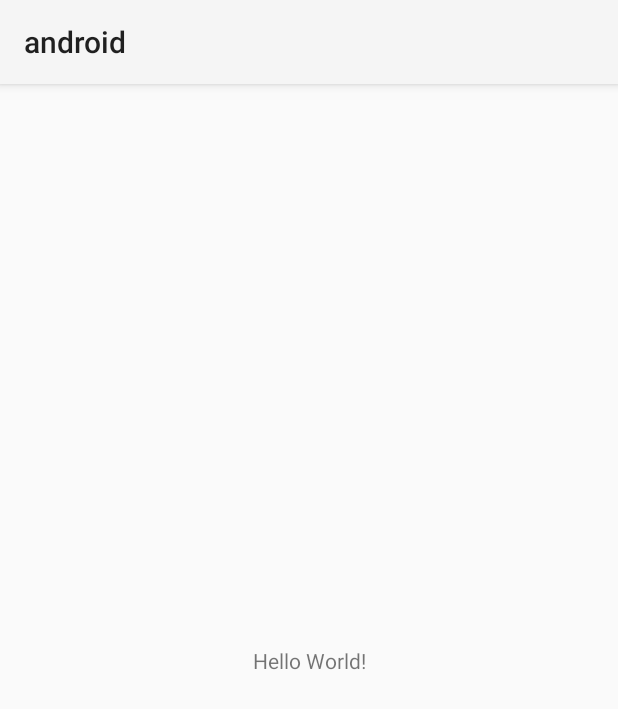
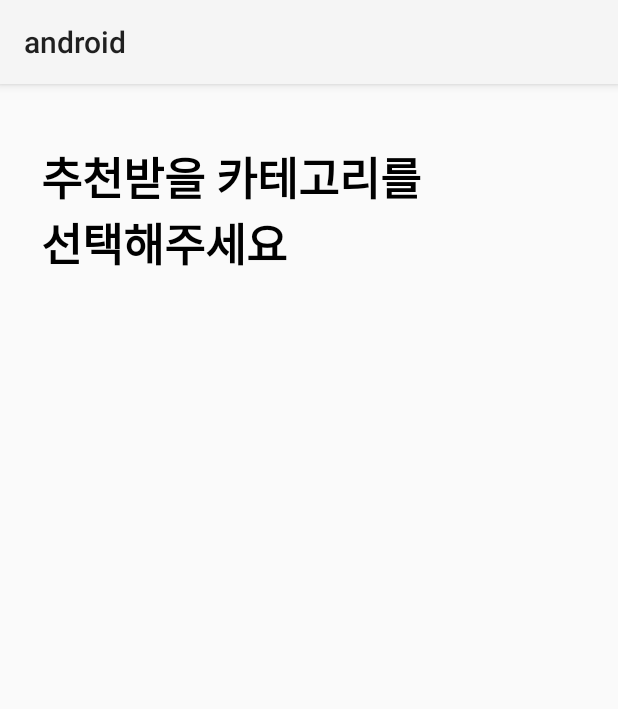
Before and after one commit to ChannelTalk-team8/android, an Android app: the screen it shows after launch (MainActivity), on a phone screen of 412 x 824 dp. Shown: the top 709 px of the screen. Run offline under Robolectric (Android 15) with nearby library versions, the phone set to English and light mode, and no system bars.

Commit message:
My First Branch Push

```diff
--- a/app/src/main/java/com/example/android/MainActivity.java
+++ b/app/src/main/java/com/example/android/MainActivity.java
@@ -2,6 +2,7 @@ package com.example.android;
 
 import androidx.appcompat.app.AppCompatActivity;
 
+import android.content.Intent;
 import android.os.Bundle;
 
 public class MainActivity extends AppCompatActivity {
@@ -11,4 +12,9 @@ public class MainActivity extends AppCompatActivity {
         super.onCreate(savedInstanceState);
         setContentView(R.layout.activity_main);
     }
+
+    void startNext(){
+        Intent intent = new Intent(MainActivity.this,RequestActivity.class);
+        startActivity(intent);
+    }
 }
--- /dev/null
+++ b/app/src/main/res/drawable/ic_baseline_arrow_drop_down_24.xml
@@ -0,0 +1,5 @@
+<vector android:height="24dp" android:tint="#000000"
+    android:viewportHeight="24" android:viewportWidth="24"
+    android:width="24dp" xmlns:android="http://schemas.android.com/apk/res/android">
+    <path android:fillColor="@android:color/white" android:pathData="M7,10l5,5 5,-5z"/>
+</vector>
--- /dev/null
+++ b/app/src/main/res/drawable/ic_baseline_arrow_drop_up_24.xml
@@ -0,0 +1,5 @@
+<vector android:height="24dp" android:tint="#000000"
+    android:viewportHeight="24" android:viewportWidth="24"
+    android:width="24dp" xmlns:android="http://schemas.android.com/apk/res/android">
+    <path android:fillColor="@android:color/white" android:pathData="M7,14l5,-5 5,5z"/>
+</vector>
--- a/app/src/main/res/layout/activity_main.xml
+++ b/app/src/main/res/layout/activity_main.xml
@@ -1,5 +1,5 @@
 <?xml version="1.0" encoding="utf-8"?>
-<androidx.constraintlayout.widget.ConstraintLayout xmlns:android="http://schemas.android.com/apk/res/android"
+<RelativeLayout xmlns:android="http://schemas.android.com/apk/res/android"
     xmlns:app="http://schemas.android.com/apk/res-auto"
     xmlns:tools="http://schemas.android.com/tools"
     android:layout_width="match_parent"
@@ -9,10 +9,13 @@
     <TextView
         android:layout_width="wrap_content"
         android:layout_height="wrap_content"
-        android:text="Hello World!"
-        app:layout_constraintBottom_toBottomOf="parent"
-        app:layout_constraintEnd_toEndOf="parent"
-        app:layout_constraintStart_toStartOf="parent"
-        app:layout_constraintTop_toTopOf="parent" />
+        android:layout_marginLeft="27dp"
+        android:layout_marginTop="40dp"
+        android:text="추천받을 카테고리를\n선택해주세요"
+        android:textColor="#000000"
+        android:textSize="30dp"
+        android:textStyle="bold" />
 
-</androidx.constraintlayout.widget.ConstraintLayout>
+
+
+</RelativeLayout>
```
Also changed, not shown: app/src/main/AndroidManifest.xml (+7 -0 lines), app/src/main/java/com/example/android/RequestActivity.java (added, +14 -0 lines), app/src/main/res/layout/activity_request.xml (added, +9 -0 lines), app/src/main/res/layout/item_maincate.xml (added, +9 -0 lines).
